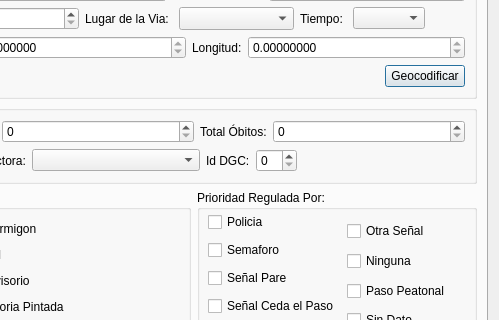
First picture: the form in designer/gui_feu.ui, repository IvanBodnar/feu, before the edit; both pictures show x 112 to 611 and y 166 to 486 of the 611 by 911 pixel window.
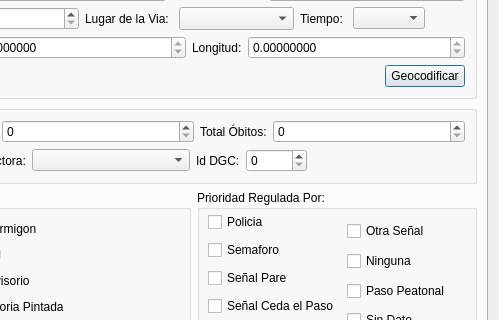
Second picture: the form after the edit. Icons and pictures are not drawn.

```diff
--- a/designer/gui_feu.ui
+++ b/designer/gui_feu.ui
@@ -435,6 +435,9 @@
                 <verstretch>0</verstretch>
                </sizepolicy>
               </property>
+              <property name="maximum">
+               <number>10000</number>
+              </property>
              </widget>
             </item>
             <item>
```
Left out of the diff: 8 changed lines with no effect on the pictures.
